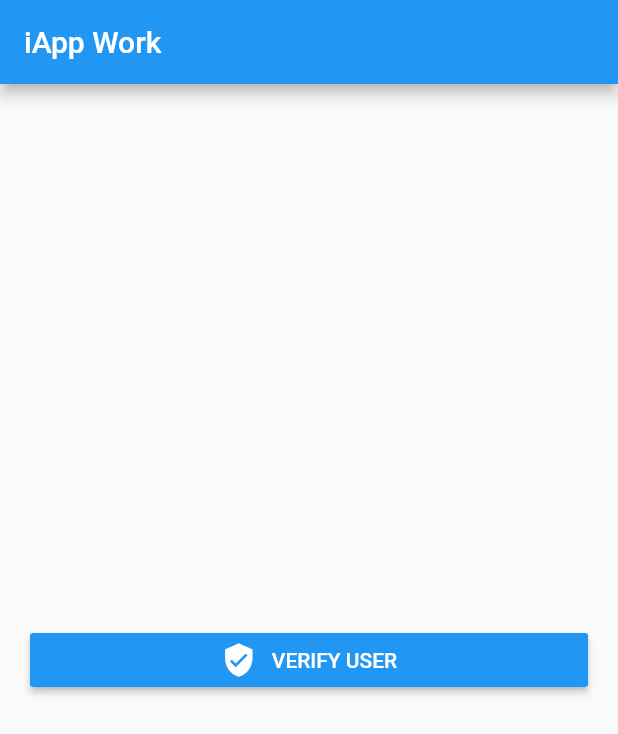
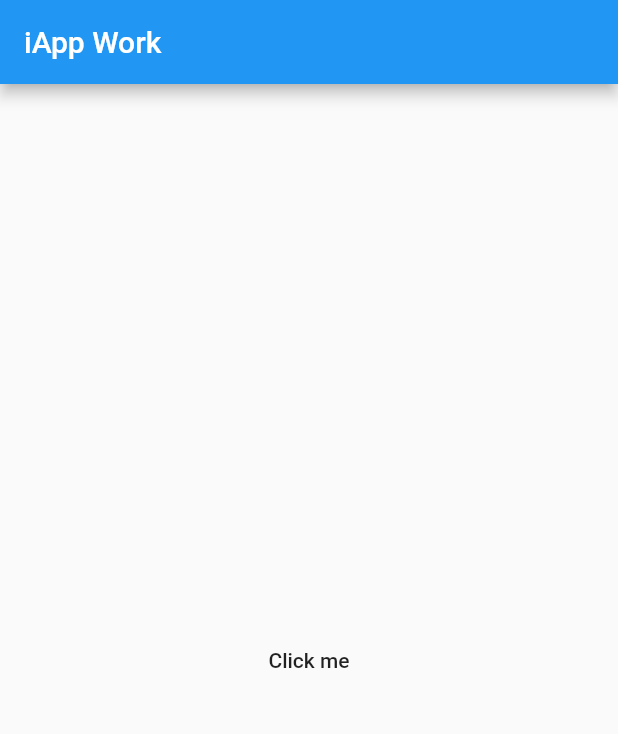
Before and after one commit to CUBETIQ/flutter-classrom-iapp, a Flutter app: the screen it shows after launch, on a phone screen of 412 x 824 dp. Shown: the top 734 px of the screen. Run offline on Flutter 3.47's test engine with Material 2 defaults, Android fonts, the phone set to English and light mode, and no system bars.

Commit message:
add FlatButton

```diff
--- a/lib/main.dart
+++ b/lib/main.dart
@@ -3,6 +3,7 @@ import 'package:flutter/material.dart';
 void main() => runApp(MyApp());
 
 class MyApp extends StatelessWidget {
+
   @override
   Widget build(BuildContext context) {
     return MaterialApp(
@@ -15,21 +16,29 @@ class MyApp extends StatelessWidget {
             alignment: Alignment.center,
             child: Padding(
                 padding: EdgeInsets.all(20.0),
-            child: RaisedButton(
-              onPressed: () => {}, // do action
-              color: Colors.blue,
-              child: Row( // create a new row (horizontial)
-                mainAxisAlignment: MainAxisAlignment.center,
-                children: <Widget>[
-                  Icon(Icons.verified_user, color: Colors.white,), // icon class
-                  SizedBox(width: 10,),
-                  Text("Verify User".toUpperCase(), style: TextStyle(color: Colors.white),) // text class
-                ],
-              ),
+                child: FlatButton(
+                  disabledColor: Colors.red,
+                  padding: EdgeInsets.all(15.0),
+                  splashColor: Colors.blueGrey,
+                  // color: Colors.blueAccent, // if you want to set background button
+                  onPressed: () => {}, // if you to disabled this button, set onPressed to null
+                  child: Text("Click me"),
                 )
               )
             ),
       ),
     );
   }
+
+  void _showDialog(BuildContext context) {
+    var alertDialog = AlertDialog(
+        title: Text("Confirmation"), content: Text("This is a content"));
+
+    showDialog(
+        context: context,
+        builder: (BuildContext context) {
+          return alertDialog;
+        });
   }
+
+}
--- a/pubspec.yaml
+++ b/pubspec.yaml
@@ -14,7 +14,7 @@ description: A new Flutter project.
 version: 1.0.0+1
 
 environment:
-  sdk: ">=2.1.0 <3.0.0"
+  sdk: ">=2.2.0 <3.0.0"
 
 dependencies:
   flutter:
```
Lines whose indentation alone changed are shown as unchanged.
